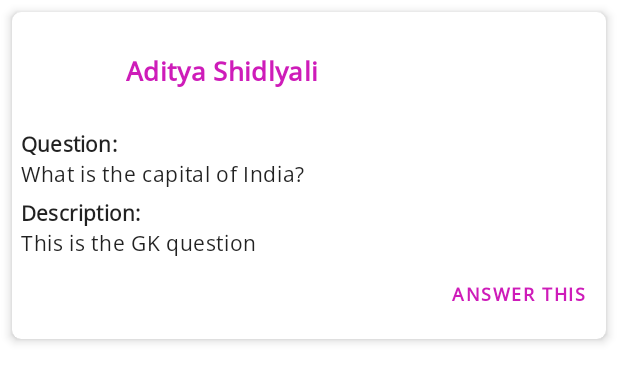
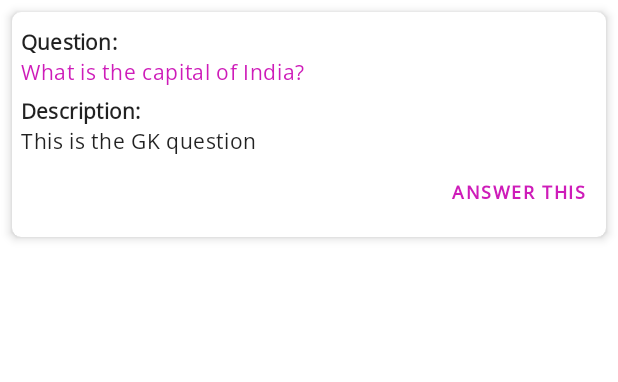
Before and after one commit to JuniorRoboInnovations/JuniorRobo, an Android app: the layout question_item.xml on its own in the app's theme, with its tools: preview values and no code run, on a phone screen of 412 x 824 dp. Shown: the top 382 px of the screen. Run offline under Robolectric (Android 15) with nearby library versions, the light colour scheme and no system bars.

Commit message:
update questionItem UI

```diff
--- a/app/src/main/java/com/jrrobo/juniorrobo/view/adapter/QuestionItemAdapter.kt
+++ b/app/src/main/java/com/jrrobo/juniorrobo/view/adapter/QuestionItemAdapter.kt
@@ -48,7 +48,7 @@ class QuestionItemAdapter(
             binding.apply {
                 textViewQuestionItemQuestion.text = currentItem?.question
                 textViewQuestionItemDescription.text = currentItem?.question_sub_text
-                textViewQuestionItemStudentName.text = currentItem?.id.toString()
+                //textViewQuestionItemStudentName.text = currentItem?.id.toString()
             }
         }
     }
--- a/app/src/main/java/com/jrrobo/juniorrobo/view/adapter/QuestionItemRvAdapter.kt
+++ b/app/src/main/java/com/jrrobo/juniorrobo/view/adapter/QuestionItemRvAdapter.kt
@@ -20,7 +20,7 @@ class QuestionItemRvAdapter(private val listener:(QuestionItem)->Unit) : ListAda
             binding.apply {
                 textViewQuestionItemQuestion.text = item.question
                 textViewQuestionItemDescription.text = item.question_sub_text
-                textViewQuestionItemStudentName.text = item.id.toString()
+//                textViewQuestionItemStudentName.text = item.id.toString()
             }
         }
 
--- a/app/src/main/java/com/jrrobo/juniorrobo/view/fragments/ProfileFragment.kt
+++ b/app/src/main/java/com/jrrobo/juniorrobo/view/fragments/ProfileFragment.kt
@@ -58,6 +58,7 @@ class ProfileFragment : Fragment() {
 
 //            profilePictureFile = File(croppedPhotoUri.path.toString())
             profilePictureFile = File(result.getUriFilePath(requireContext()).toString())
+            Log.d(TAG, "setting up image view from cropImageActivity: ")
             binding.shapeableImageViewProfile.setImageURI(croppedPhotoUri)
         }
     }
@@ -317,7 +318,6 @@ class ProfileFragment : Fragment() {
                 Log.d(TAG, "populateProfileForm: Glide called")
                 Glide.with(binding.root)
                     .load(EndPoints.GET_IMAGE+studentProfileData.UserImage)
-                    .error(R.drawable.ic_baseline_person_24)
                     .into(binding.shapeableImageViewProfile)
 
         }
@@ -399,6 +399,6 @@ class ProfileFragment : Fragment() {
     // set the view binding object to null upon destroying the view
     override fun onDestroyView() {
         super.onDestroyView()
-        _binding = null
+//        _binding = null
     }
 }
--- a/app/src/main/res/layout/question_item.xml
+++ b/app/src/main/res/layout/question_item.xml
@@ -13,31 +13,9 @@
     app:cardElevation="4dp">
 
     <androidx.constraintlayout.widget.ConstraintLayout
+        android:id="@+id/constraint_layout_container"
         android:layout_width="match_parent"
         android:layout_height="match_parent">
-
-        <com.google.android.material.imageview.ShapeableImageView
-            android:id="@+id/shapeable_image_view_question_item_profile_image"
-            android:layout_width="64dp"
-            android:layout_height="64dp"
-            android:layout_marginStart="6dp"
-            android:layout_marginTop="8dp"
-            app:layout_constraintStart_toStartOf="parent"
-            app:layout_constraintTop_toTopOf="parent" />
-
-        <com.google.android.material.textview.MaterialTextView
-            android:id="@+id/text_view_question_item_student_name"
-            style="@style/TextAppearance.MdcTypographyStyles.Headline6"
-            android:layout_width="wrap_content"
-            android:layout_height="wrap_content"
-            android:layout_marginStart="6dp"
-            android:layout_marginTop="6dp"
-            android:textColor="@color/pink_500"
-            android:textStyle="bold"
-            app:layout_constraintBottom_toBottomOf="@+id/shapeable_image_view_question_item_profile_image"
-            app:layout_constraintStart_toEndOf="@+id/shapeable_image_view_question_item_profile_image"
-            app:layout_constraintTop_toTopOf="parent"
-            tools:text="Aditya Shidlyali" />
 
         <com.google.android.material.textview.MaterialTextView
             android:id="@+id/materialTextView10"
@@ -45,19 +23,23 @@
             android:layout_width="wrap_content"
             android:layout_height="wrap_content"
             android:layout_marginStart="6dp"
-            android:layout_marginTop="6dp"
             android:text="@string/question"
             android:textStyle="bold"
             app:layout_constraintStart_toStartOf="parent"
-            app:layout_constraintTop_toBottomOf="@+id/shapeable_image_view_question_item_profile_image" />
+            android:layout_marginTop="10dp"
+            app:layout_constraintTop_toTopOf="parent"
+            tools:layout_editor_absoluteY="78dp" />
 
         <com.google.android.material.textview.MaterialTextView
             android:id="@+id/text_view_question_item_question"
             style="@style/TextAppearance.MdcTypographyStyles.Body1"
-            android:layout_width="wrap_content"
+            android:layout_width="0dp"
             android:layout_height="wrap_content"
+            android:textColor="@color/pink_500"
+            android:textSize="14sp"
             android:layout_marginStart="6dp"
             app:layout_constraintStart_toStartOf="parent"
+            app:layout_constraintEnd_toEndOf="@id/constraint_layout_container"
             app:layout_constraintTop_toBottomOf="@+id/materialTextView10"
             tools:text="What is the capital of India?" />
 
```
